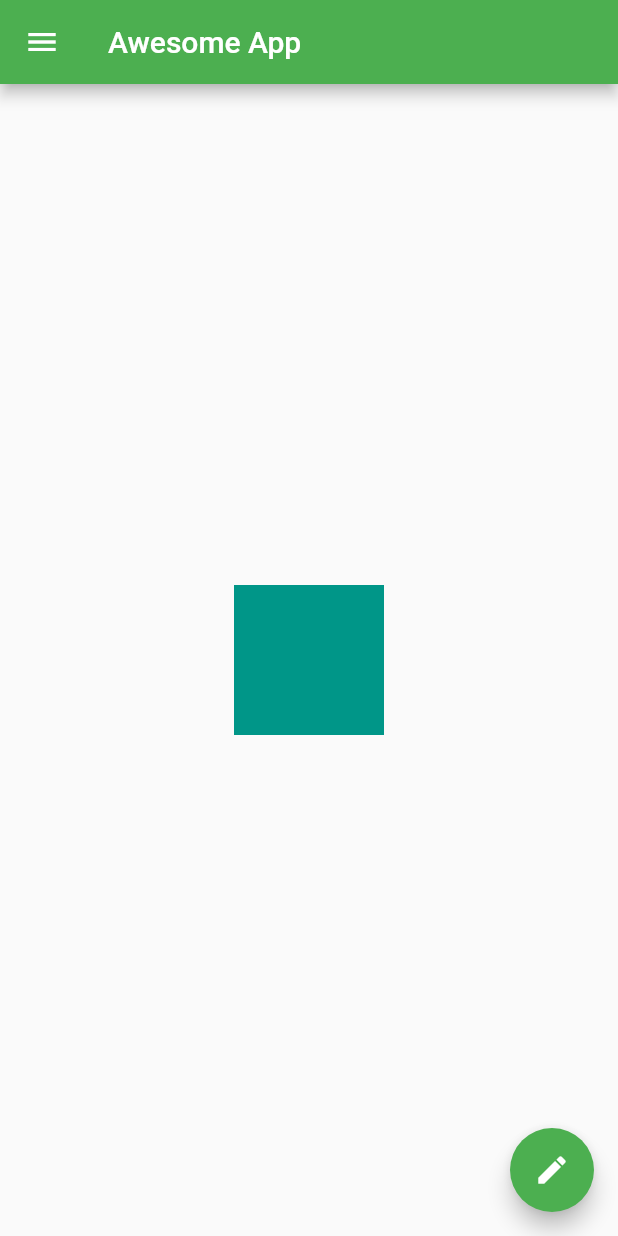
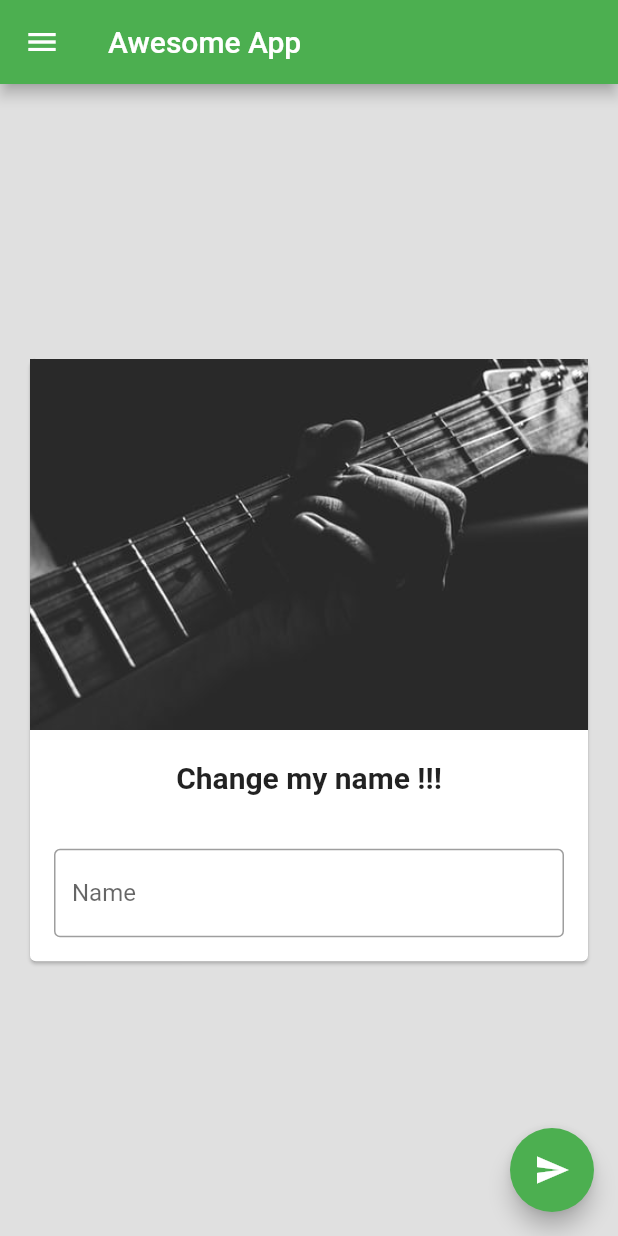
Before and after one commit to rai8/flutter_101, a Flutter app: the screen it shows after launch, on a phone screen of 412 x 824 dp. Run offline on Flutter 3.47's test engine with Material 2 defaults, Android fonts, the phone set to English and light mode, and no system bars.

Commit message:
stateless to stateful widgets, and card detup, text input

```diff
--- a/lib/main.dart
+++ b/lib/main.dart
@@ -12,21 +12,60 @@ void main() {
 }
 
 //stateless widget is soomething that is not supposed to change
-class HomePage extends StatelessWidget {
+class HomePage extends StatefulWidget {
+  @override
+  _HomePageState createState() => _HomePageState();
+}
+
+class _HomePageState extends State<HomePage> {
+  var myText = "Change my name !!!";
+  TextEditingController _nameController = TextEditingController();
   @override
   Widget build(BuildContext context) {
     return Scaffold(
+      backgroundColor: Colors.grey[300],
       appBar: AppBar(
         title: Text("Awesome App"),
-
       ),
       body: Center(
-        child: Container(
-          height: 100,
-          width: 100,
-          color: Colors.teal,
-
-
+        child: Padding(
+          padding: const EdgeInsets.all(16.0),
+          child: SingleChildScrollView(
+            child: Card(
+              child: Column(
+                children: <Widget>[
+                  Image.asset(
+                    "assets/guitar2.jpeg",
+                    fit: BoxFit.contain,
+                  ),
+                  SizedBox(
+                    height: 20,
+                  ),
+                  Text(
+                    myText,
+                    style: TextStyle(
+                      fontSize: 20,
+                      fontWeight: FontWeight.bold,
+                    ),
+                  ),
+                  SizedBox(
+                    height: 20,
+                  ),
+                  Padding(
+                    padding: const EdgeInsets.all(16.0),
+                    child: TextField(
+                      controller: _nameController,
+                      decoration: InputDecoration(
+                        border: OutlineInputBorder(),
+                        hintText: "Enter some text",
+                        labelText: "Name",
+                      ),
+                    ),
+                  )
+                ],
+              ),
+            ),
+          ),
         ),
       ),
       drawer: Drawer(
@@ -41,11 +80,10 @@ class HomePage extends StatelessWidget {
                 ), */
               currentAccountPicture: CircleAvatar(
                 backgroundImage: NetworkImage(
-                  "https://images.unsplash.com/photo-1457052002176-2d16a4f4a3ff?ixlib=rb-1.2.1&ixid=eyJhcHBfaWQiOjEyMDd9&auto=format&fit=crop&w=500&q=60"
-                ),
+                    "https://images.unsplash.com/photo-1457052002176-2d16a4f4a3ff?ixlib=rb-1.2.1&ixid=eyJhcHBfaWQiOjEyMDd9&auto=format&fit=crop&w=500&q=60"),
               ),
-              ),
-           /*  DrawerHeader(
+            ),
+            /*  DrawerHeader(
               child: Text('Hi I am drawer'),
               decoration: BoxDecoration(
               color: Colors.green[200],
@@ -61,14 +99,20 @@ class HomePage extends StatelessWidget {
               title: Text("Email"),
               subtitle: Text('hytonne@outlook.com'),
               trailing: Icon(Icons.edit),
-              onTap: (){},
+              onTap: () {},
             ),
           ],
         ),
       ), // that ka small menu bar on the top left
-      floatingActionButton: FloatingActionButton(onPressed: (){},
-      child: Icon(Icons.edit),
-     // mini: true, //mkes the floating button smaller
+      floatingActionButton: FloatingActionButton(
+        onPressed: () {
+          myText = _nameController.text;
+          setState(() {
+
+          });
+        },
+        child: Icon(Icons.send),
+        // mini: true, //mkes the floating button smaller
       ),
     );
   }
```
Also changed, not shown: pubspec.yaml (+3 -5 lines), assets/guitar2.jpeg (added), guitar2.jpeg (added).
